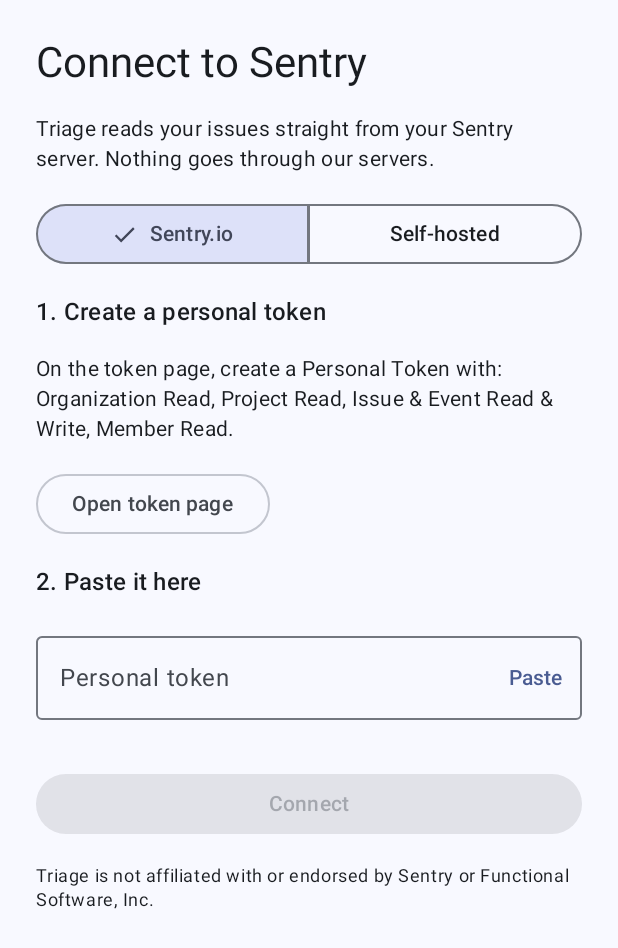
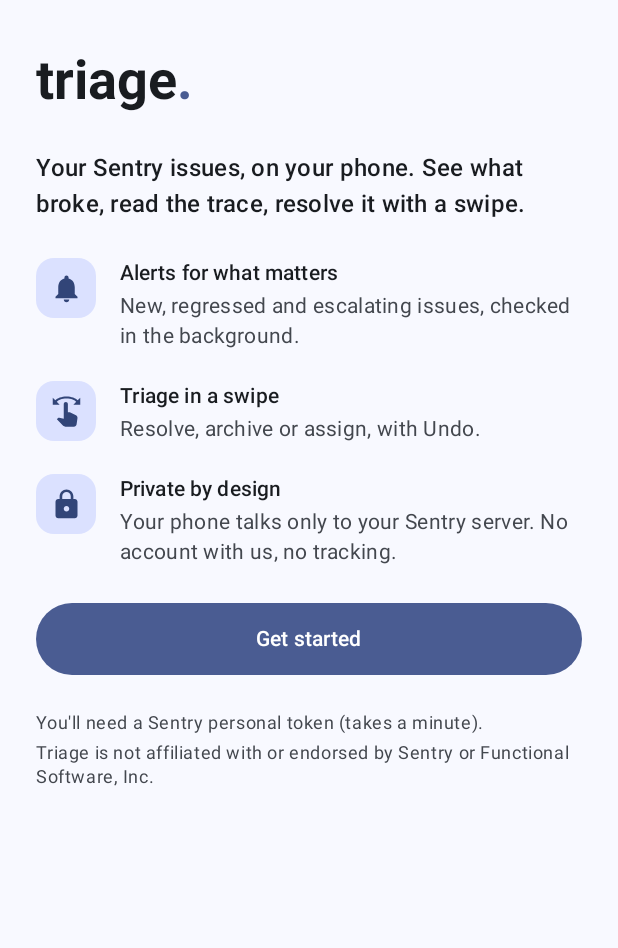
Before and after one commit to sriharinmn/triage-android, an Android app built with Jetpack Compose: the screen it shows after launch (MainActivity), on a phone screen of 412 x 824 dp. Shown: the top 948 px of the screen. Run offline under Robolectric (Android 15) with nearby library versions, the phone set to English and light mode, and no system bars; our stand-ins replace Room's generated code; 5 statements that could not run were skipped.

Commit message:
Add the welcome screen before Connect, and drop Connect's ViewModel once an account connects
Co-Authored-By: Claude Opus 5.5 <noreply@anthropic.com>
Claude-Session: https://claude.ai/code/session_01HHxjmwbpPRz3TGEhxuXnLU

```diff
--- a/app/src/main/java/io/github/sriharinmn/triage/AppContainer.kt
+++ b/app/src/main/java/io/github/sriharinmn/triage/AppContainer.kt
@@ -29,6 +29,7 @@ import io.github.sriharinmn.triage.data.appearance.AppearanceSettings
 import io.github.sriharinmn.triage.data.appearance.AppearanceStore
 import io.github.sriharinmn.triage.data.appearance.DataStoreAppearanceStore
 import io.github.sriharinmn.triage.data.appearance.appearanceDataStore
+import io.github.sriharinmn.triage.data.appearance.markWelcomeSeenOnceConnected
 import io.github.sriharinmn.triage.data.detail.IssueDetailRepository
 import io.github.sriharinmn.triage.data.issues.IssueCache
 import io.github.sriharinmn.triage.data.issues.IssueRepository
@@ -44,6 +45,7 @@ import io.github.sriharinmn.triage.local.TriageDatabase
 import io.github.sriharinmn.triage.remote.OkHttpSentryApi
 import io.github.sriharinmn.triage.remote.SentryApi
 import io.github.sriharinmn.triage.ui.alerts.AlertNotifier
+import java.io.IOException
 import java.util.concurrent.TimeUnit
 import kotlinx.coroutines.CoroutineScope
 import kotlinx.coroutines.Dispatchers
@@ -54,6 +56,7 @@ import kotlinx.coroutines.flow.filterIsInstance
 import kotlinx.coroutines.flow.first
 import kotlinx.coroutines.flow.map
 import kotlinx.coroutines.flow.stateIn
+import kotlinx.coroutines.launch
 import okhttp3.OkHttpClient
 
 /** Manual dependency injection: one instance per process, owned by [TriageApplication]. */
@@ -180,4 +183,20 @@ class AppContainer(context: Context) {
     alertNotifier.createChannels()
     alertScheduler.start(applicationScope)
   }
+
+  /** Get started on the welcome: saved on the app's scope, so leaving the app at once can't cancel it. */
+  fun markWelcomeSeen() {
+    applicationScope.launch {
+      try {
+        appearance.markWelcomeSeen()
+      } catch (_: IOException) {
+        // The welcome shows once more on the next launch without an account; nothing else depends on it.
+      }
+    }
+  }
+
+  /** Marks the welcome seen once an account is connected ([markWelcomeSeenOnceConnected]). Called once, at app start. */
+  fun startWelcomeTracking() {
+    applicationScope.launch { markWelcomeSeenOnceConnected(accountState, appearance) }
+  }
 }
--- a/app/src/main/java/io/github/sriharinmn/triage/TriageApp.kt
+++ b/app/src/main/java/io/github/sriharinmn/triage/TriageApp.kt
@@ -19,19 +19,26 @@ import io.github.sriharinmn.triage.data.account.AccountState
 import io.github.sriharinmn.triage.ui.alerts.DeepLink
 import io.github.sriharinmn.triage.ui.connect.ConnectScreen
 import io.github.sriharinmn.triage.ui.connect.ConnectViewModel
+import io.github.sriharinmn.triage.ui.welcome.SignedOutScreens
 
-/** Shows Connect until an account is stored, then the main navigation, opened where a tapped notification points. */
+/**
+ * Without an account: the welcome on a first launch, then Connect. With one: the main navigation, opened where a tapped
+ * notification points.
+ */
 @Composable
 fun TriageApp(container: AppContainer, deepLink: DeepLink? = null) {
   val accountState by container.accountState.collectAsStateWithLifecycle()
+  val appearance by container.appearanceSettings.collectAsStateWithLifecycle()
   // A notification's link is used once: after the first signed-in composition has taken it, a Disconnect and Connect in
   // the same activity starts on the plain inbox instead of replaying it.
   var pending by remember { mutableStateOf(deepLink) }
   AccountGate(
     state = accountState,
     signedOut = {
-      val connectViewModel: ConnectViewModel = viewModel { ConnectViewModel(container.accountRepository) }
-      ConnectScreen(connectViewModel)
+      SignedOutScreens(appearance, onGetStarted = container::markWelcomeSeen) {
+        val connectViewModel: ConnectViewModel = viewModel { ConnectViewModel(container.accountRepository) }
+        ConnectScreen(connectViewModel)
+      }
     },
     signedIn = { account ->
       TriageNavigation(account = account, container = container, deepLink = pending)
@@ -41,10 +48,11 @@ fun TriageApp(container: AppContainer, deepLink: DeepLink? = null) {
 }
 
 /**
- * The root for an account state: nothing while loading, [signedOut] without an account, [signedIn] with one. A different
- * account gets a fresh composition, and its [signedIn] screens get their own ViewModel store (see
- * [SessionViewModelStores]) that is cleared as soon as a settled state no longer has that account, so a ViewModel never
- * outlives the account it was made for.
+ * The root for an account state: nothing while loading, [signedOut] without an account, [signedIn] with one. Each gets a
+ * ViewModel store of its own (see [SessionViewModelStores]), cleared as soon as a settled state no longer matches it:
+ * - a signed-in account's ViewModels never outlive that account;
+ * - the signed-out screens' ViewModels go once an account connects, so Connect's (with the token typed into it) never
+ *   comes back after a later Disconnect, and Connect can leave its progress showing until the inbox replaces it.
  */
 @Composable
 fun AccountGate(state: AccountState, signedOut: @Composable () -> Unit, signedIn: @Composable (Account) -> Unit) {
@@ -54,32 +62,35 @@ fun AccountGate(state: AccountState, signedOut: @Composable () -> Unit, signedIn
     AccountState.Loading -> Unit
     is AccountState.Ready -> {
       val account = state.account
-      val sessionKey = account?.sessionKey()
+      val sessionKey = account?.sessionKey() ?: SIGNED_OUT_SESSION
       // Every settled state drops the other sessions' ViewModels; this also covers an account that disappeared while
       // the activity was being recreated, when the old composition's disposal could not tell it was gone for good.
       SideEffect { sessions.retainOnly(sessionKey) }
-      if (account == null) signedOut()
-      else
-        key(account.apiBaseUrl, account.orgSlug) {
-          val owner = remember { SessionStoreOwner(sessions.storeFor(account.sessionKey())) }
-          CompositionLocalProvider(LocalViewModelStoreOwner provides owner) { signedIn(account) }
+      key(sessionKey) {
+        val owner = remember { SessionStoreOwner(sessions.storeFor(sessionKey)) }
+        CompositionLocalProvider(LocalViewModelStoreOwner provides owner) {
+          if (account == null) signedOut() else signedIn(account)
         }
+      }
     }
   }
 }
 
+/** The signed-out screens' session. Account sessions are "apiBaseUrl|orgSlug", so none can equal it. */
+private const val SIGNED_OUT_SESSION = "signed-out"
+
 private fun Account.sessionKey() = "$apiBaseUrl|$orgSlug"
 
 /**
- * Hands a signed-in session's [viewModelStore] to the composition. Navigation 3 keeps each entry's ViewModels in the
- * nearest owner's store and does not clear them when NavDisplay leaves composition, so this is what scopes them to the
- * session. It provides no default factory or SavedStateHandle extras, so ViewModels in the signed-in subtree must be
- * created through a Navigation entry or with an explicit initializer.
+ * Hands a session's [viewModelStore] to the composition. Navigation 3 keeps each entry's ViewModels in the nearest
+ * owner's store and does not clear them when NavDisplay leaves composition, so this is what scopes them to the session.
+ * It provides no default factory or SavedStateHandle extras, so ViewModels under the gate must be created through a
+ * Navigation entry or with an explicit initializer.
  */
 private class SessionStoreOwner(override val viewModelStore: ViewModelStore) : ViewModelStoreOwner
 
 /**
- * The ViewModelStores of signed-in sessions, kept in the activity's store so they survive rotation.
+ * The ViewModelStores of the sessions (signed in or signed out), kept in the activity's store so they survive rotation.
  * [retainOnly] clears every session but the current one, so a ViewModel never outlives the account it was made for.
  */
 internal class SessionViewModelStores : ViewModel() {
--- a/app/src/main/java/io/github/sriharinmn/triage/TriageApplication.kt
+++ b/app/src/main/java/io/github/sriharinmn/triage/TriageApplication.kt
@@ -28,5 +28,6 @@ class TriageApplication : Application(), Configuration.Provider {
     super.onCreate()
     container = AppContainer(this)
     container.startAlerts()
+    container.startWelcomeTracking()
   }
 }
--- /dev/null
+++ b/app/src/main/java/io/github/sriharinmn/triage/ui/welcome/WelcomeGate.kt
@@ -0,0 +1,48 @@
+package io.github.sriharinmn.triage.ui.welcome
+
+import androidx.compose.runtime.Composable
+import androidx.compose.runtime.getValue
+import androidx.compose.runtime.mutableStateOf
+import androidx.compose.runtime.saveable.rememberSaveable
+import androidx.compose.runtime.setValue
+import io.github.sriharinmn.triage.data.appearance.AppearanceSettings
+
+/** What shows without an account. */
+enum class SignedOutScreen {
+  Welcome,
+  Connect,
+}
+
+/**
+ * The welcome on a first launch; Connect once Get started was tapped, as saved in [appearance] or tapped in this visit
+ * ([getStartedTapped], in case saving failed). Null until the appearance file has been read, so the first frame is never
+ * the wrong screen.
+ */
+fun signedOutScreen(appearance: AppearanceSettings?, getStartedTapped: Boolean): SignedOutScreen? =
+  when {
+    getStartedTapped -> SignedOutScreen.Connect
+    appearance == null -> null
+    appearance.welcomeSeen -> SignedOutScreen.Connect
+    else -> SignedOutScreen.Welcome
+  }
+
+/**
+ * The signed-out slot: the welcome, then [connect] once Get started is tapped (now, or on an earlier launch).
+ * [onGetStarted] saves that it was tapped; the screen moves on at once even if saving fails.
+ */
+@Composable
+fun SignedOutScreens(appearance: AppearanceSettings?, onGetStarted: () -> Unit, connect: @Composable () -> Unit) {
+  var getStartedTapped by rememberSaveable { mutableStateOf(false) }
+  when (signedOutScreen(appearance, getStartedTapped)) {
+    SignedOutScreen.Welcome ->
+      WelcomeScreen(
+        onGetStarted = {
+          getStartedTapped = true
+          onGetStarted()
+        }
+      )
+    SignedOutScreen.Connect -> connect()
+    // The appearance file hasn't been read yet; MainActivity usually holds the first frame until it has.
+    null -> Unit
+  }
+}
--- /dev/null
+++ b/app/src/main/java/io/github/sriharinmn/triage/ui/welcome/WelcomeScreen.kt
@@ -0,0 +1,110 @@
+package io.github.sriharinmn.triage.ui.welcome
+
+import androidx.annotation.DrawableRes
+import androidx.annotation.StringRes
+import androidx.compose.foundation.background
+import androidx.compose.foundation.layout.Arrangement
+import androidx.compose.foundation.layout.Box
+import androidx.compose.foundation.layout.Column
+import androidx.compose.foundation.layout.Row
+import androidx.compose.foundation.layout.fillMaxSize
+import androidx.compose.foundation.layout.fillMaxWidth
+import androidx.compose.foundation.layout.heightIn
+import androidx.compose.foundation.layout.padding
+import androidx.compose.foundation.layout.safeDrawingPadding
+import androidx.compose.foundation.layout.size
+import androidx.compose.foundation.rememberScrollState
+import androidx.compose.foundation.shape.RoundedCornerShape
+import androidx.compose.foundation.verticalScroll
+import androidx.compose.material3.Button
+import androidx.compose.material3.Icon
+import androidx.compose.material3.MaterialTheme
+import androidx.compose.material3.Text
+import androidx.compose.runtime.Composable
+import androidx.compose.ui.Alignment
+import androidx.compose.ui.Modifier
+import androidx.compose.ui.platform.testTag
+import androidx.compose.ui.res.painterResource
+import androidx.compose.ui.res.stringResource
+import androidx.compose.ui.semantics.heading
+import androidx.compose.ui.semantics.semantics
+import androidx.compose.ui.text.SpanStyle
+import androidx.compose.ui.text.buildAnnotatedString
+import androidx.compose.ui.text.font.FontWeight
+import androidx.compose.ui.text.withStyle
+import androidx.compose.ui.unit.dp
+import io.github.sriharinmn.triage.R
+
+/** Test tags for the welcome screen. */
+object WelcomeTags {
+  const val GET_STARTED = "welcome_get_started"
+}
+
+/** The first launch's one screen: what Triage does, three things to know, and Get started, which leads to Connect. No tour. */
+@Composable
+fun WelcomeScreen(onGetStarted: () -> Unit, modifier: Modifier = Modifier) {
+  val muted = MaterialTheme.colorScheme.onSurfaceVariant
+  Column(
+    modifier
+      .fillMaxSize()
+      .safeDrawingPadding()
+      .verticalScroll(rememberScrollState())
+      .padding(horizontal = 24.dp, vertical = 32.dp),
+    verticalArrangement = Arrangement.spacedBy(24.dp),
+  ) {
+    Wordmark()
+    Text(stringResource(R.string.welcome_lede), style = MaterialTheme.typography.titleMedium)
+    Column(verticalArrangement = Arrangement.spacedBy(20.dp)) {
+      WelcomePoint(R.drawable.ic_notification, R.string.welcome_alerts_title, R.string.welcome_alerts_body)
+      WelcomePoint(R.drawable.ic_swipe, R.string.welcome_swipe_title, R.string.welcome_swipe_body)
+      WelcomePoint(R.drawable.ic_lock, R.string.welcome_private_title, R.string.welcome_private_body)
+    }
+    Button(
+      onClick = onGetStarted,
+      modifier = Modifier.fillMaxWidth().heightIn(min = 48.dp).testTag(WelcomeTags.GET_STARTED),
+    ) {
+      Text(stringResource(R.string.welcome_get_started))
+    }
+    Column(verticalArrangement = Arrangement.spacedBy(4.dp)) {
+      Text(stringResource(R.string.welcome_token_note), style = MaterialTheme.typography.bodySmall, color = muted)
+      Text(stringResource(R.string.connect_disclaimer), style = MaterialTheme.typography.bodySmall, color = muted)
+    }
+  }
+}
+
+/** "triage." with the dot in the brand color: a placeholder until the owner picks the app's final name. */
+@Composable
+private fun Wordmark() {
+  val name = stringResource(R.string.welcome_wordmark)
+  val dot = MaterialTheme.colorScheme.primary
+  Text(
+    buildAnnotatedString {
+      append(name)
+      withStyle(SpanStyle(color = dot)) { append(".") }
+    },
+    style = MaterialTheme.typography.displaySmall.copy(fontWeight = FontWeight.Bold),
+    modifier = Modifier.semantics { heading() },
+  )
+}
+
+/** One point with its icon tile; TalkBack reads the title and the line under it as one item. */
+@Composable
+private fun WelcomePoint(@DrawableRes icon: Int, @StringRes title: Int, @StringRes body: Int) {
+  Row(Modifier.fillMaxWidth().semantics(mergeDescendants = true) {}, horizontalArrangement = Arrangement.spacedBy(16.dp)) {
+    Box(
+      Modifier.size(40.dp).background(MaterialTheme.colorScheme.primaryContainer, RoundedCornerShape(12.dp)),
+      contentAlignment = Alignment.Center,
+    ) {
+      Icon(
+        painterResource(icon),
+        contentDescription = null,
+        tint = MaterialTheme.colorScheme.onPrimaryContainer,
+        modifier = Modifier.size(22.dp),
+      )
+    }
+    Column(Modifier.weight(1f), verticalArrangement = Arrangement.spacedBy(2.dp)) {
+      Text(stringResource(title), style = MaterialTheme.typography.titleSmall)
+      Text(stringResource(body), style = MaterialTheme.typography.bodyMedium, color = MaterialTheme.colorScheme.onSurfaceVariant)
+    }
+  }
+}
--- /dev/null
+++ b/app/src/main/res/drawable/ic_lock.xml
@@ -0,0 +1,9 @@
+<vector xmlns:android="http://schemas.android.com/apk/res/android"
+    android:width="24dp"
+    android:height="24dp"
+    android:viewportWidth="24"
+    android:viewportHeight="24">
+    <path
+        android:fillColor="#FF000000"
+        android:pathData="M18,8h-1L17,6c0,-2.76 -2.24,-5 -5,-5S7,3.24 7,6v2L6,8c-1.1,0 -2,0.9 -2,2v10c0,1.1 0.9,2 2,2h12c1.1,0 2,-0.9 2,-2L20,10c0,-1.1 -0.9,-2 -2,-2zM12,17c-1.1,0 -2,-0.9 -2,-2s0.9,-2 2,-2 2,0.9 2,2 -0.9,2 -2,2zM15.1,8L8.9,8L8.9,6c0,-1.71 1.39,-3.1 3.1,-3.1 1.71,0 3.1,1.39 3.1,3.1v2z" />
+</vector>
--- /dev/null
+++ b/app/src/main/res/drawable/ic_swipe.xml
@@ -0,0 +1,12 @@
+<vector xmlns:android="http://schemas.android.com/apk/res/android"
+    android:width="24dp"
+    android:height="24dp"
+    android:viewportWidth="24"
+    android:viewportHeight="24">
+    <path
+        android:fillColor="#FF000000"
+        android:pathData="M18.89,14.75l-4.09,-2.04c-0.28,-0.14 -0.58,-0.21 -0.89,-0.21H13v-6C13,5.67 12.33,5 11.5,5S10,5.67 10,6.5v10.74L6.75,16.5c-0.33,-0.07 -0.68,0.03 -0.92,0.28L5,17.62l4.54,4.79C9.92,22.79 10.68,23 11.21,23h6.16c1,0 1.84,-0.73 1.98,-1.72l0.63,-4.46C20.1,15.97 19.66,15.14 18.89,14.75z" />
+    <path
+        android:fillColor="#FF000000"
+        android:pathData="M20.13,3.87C18.69,2.17 15.6,1 12,1S5.31,2.17 3.87,3.87L2,2v5h5L4.93,4.93c1,-1.29 3.7,-2.43 7.07,-2.43s6.07,1.14 7.07,2.43L17,7h5V2L20.13,3.87z" />
+</vector>
--- a/app/src/main/res/values/strings.xml
+++ b/app/src/main/res/values/strings.xml
@@ -265,4 +265,14 @@
     <string name="alerts_card_body">Triage checks Sentry in the background. No server involved.</string>
     <string name="alerts_card_not_now">Not now</string>
     <string name="alerts_card_turn_on">Turn on</string>
+    <string name="welcome_wordmark">triage</string>
+    <string name="welcome_lede">Your Sentry issues, on your phone. See what broke, read the trace, resolve it with a swipe.</string>
+    <string name="welcome_alerts_title">Alerts for what matters</string>
+    <string name="welcome_alerts_body">New, regressed and escalating issues, checked in the background.</string>
+    <string name="welcome_swipe_title">Triage in a swipe</string>
+    <string name="welcome_swipe_body">Resolve, archive or assign, with Undo.</string>
+    <string name="welcome_private_title">Private by design</string>
+    <string name="welcome_private_body">Your phone talks only to your Sentry server. No account with us, no tracking.</string>
+    <string name="welcome_get_started">Get started</string>
+    <string name="welcome_token_note">You\'ll need a Sentry personal token (takes a minute).</string>
 </resources>
```
Also changed, not shown: 4 other files.
